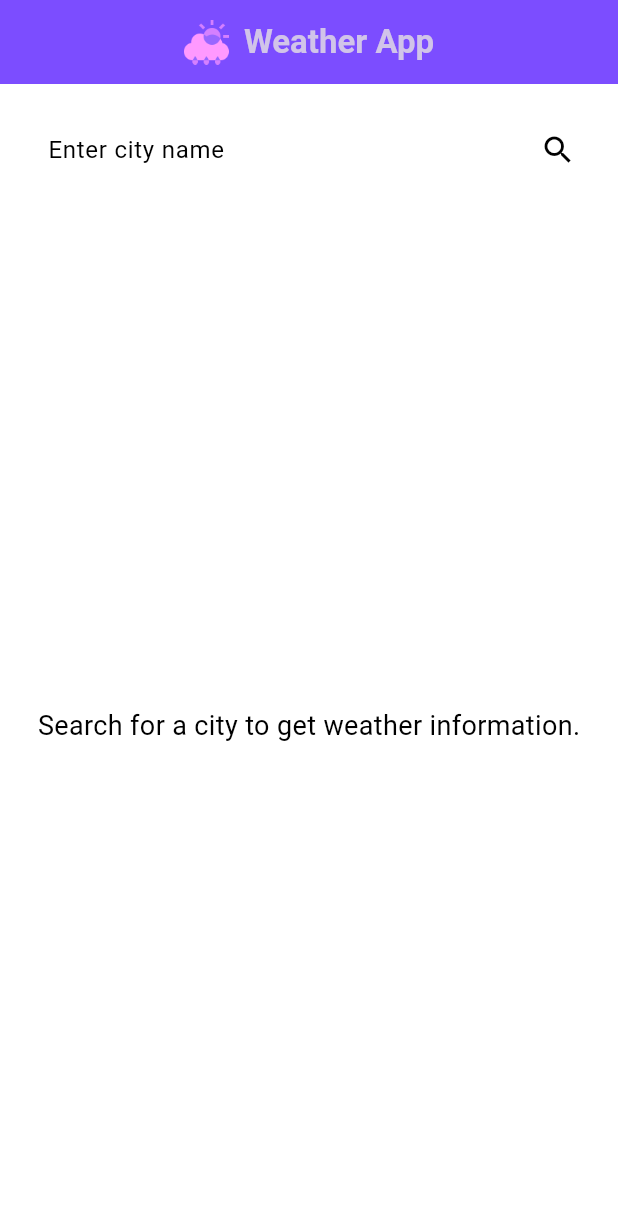
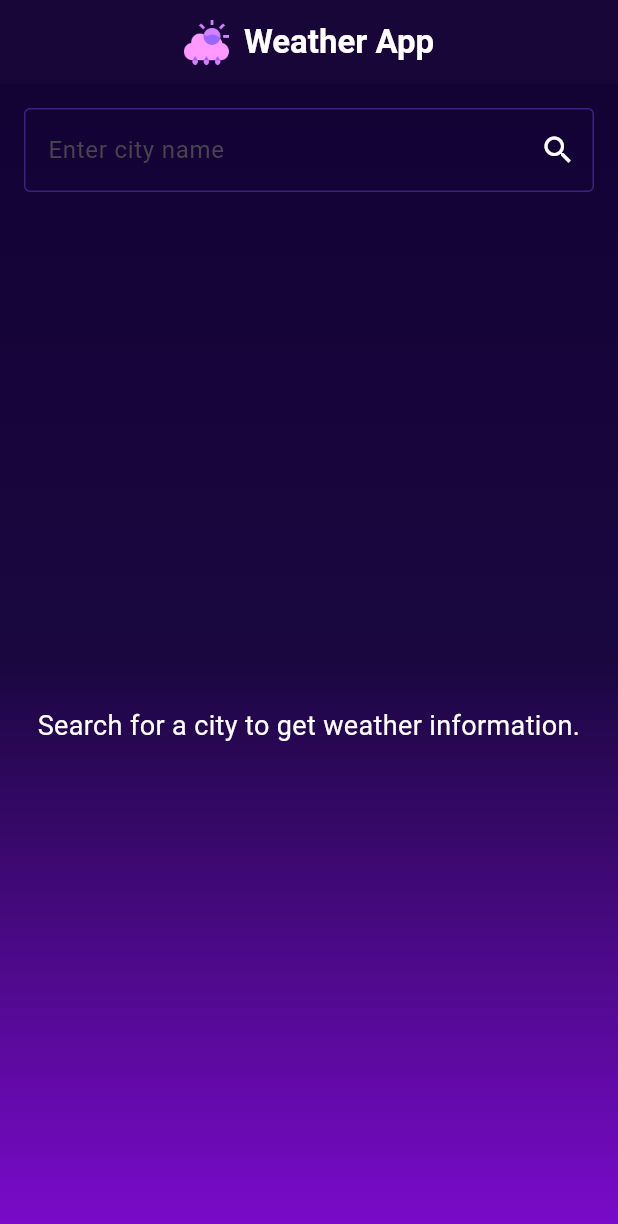
Before and after one commit to turya07/weather-app-flutter, a Flutter app: the screen it shows after launch, on a phone screen of 412 x 824 dp. Shown: the top 1224 px of the screen. Run offline on Flutter 3.47's test engine with Material 3 defaults, Android fonts, the light colour scheme and no system bars.

Commit message:
ui update

```diff
--- a/lib/theme.dart
+++ b/lib/theme.dart
@@ -5,14 +5,11 @@ ThemeData appTheme() {
   return ThemeData(
     visualDensity: VisualDensity.adaptivePlatformDensity,
     appBarTheme: AppBarTheme(
-      color: Colors.deepPurpleAccent,
-      systemOverlayStyle: SystemUiOverlayStyle.light,
+      color: Color.fromARGB(26, 204, 182, 255),
+      systemOverlayStyle: SystemUiOverlayStyle.dark,
     ),
     floatingActionButtonTheme: FloatingActionButtonThemeData(
       backgroundColor: Colors.deepPurpleAccent,
     ),
-    colorScheme: ColorScheme.fromSwatch(
-      primarySwatch: Colors.deepPurple,
-    ).copyWith(secondary: Colors.deepPurpleAccent),
   );
 }
--- a/lib/weather_screen.dart
+++ b/lib/weather_screen.dart
@@ -2,6 +2,9 @@ import 'package:flutter/material.dart';
 import 'dart:convert';
 import 'config.dart';
 import 'package:http/http.dart' as http;
+
+Color boxColor = const Color.fromARGB(26, 204, 182, 255);
+Color textColor = Colors.white;
 
 class WeatherScreen extends StatefulWidget {
   const WeatherScreen({super.key});
@@ -63,9 +66,12 @@ class _WeatherScreenState extends State<WeatherScreen> {
         weatherData = null;
         isLoading = false;
       });
-      ScaffoldMessenger.of(
-        context,
-      ).showSnackBar(SnackBar(content: Text('City not found!')));
+      ScaffoldMessenger.of(context).showSnackBar(
+        SnackBar(
+          backgroundColor: const Color.fromARGB(255, 23, 22, 37),
+          content: Text('City not found!', style: TextStyle(color: textColor)),
+        ),
+      );
     }
     debugPrint("weather-debug: ${weatherData.toString()}");
   }
@@ -73,6 +79,8 @@ class _WeatherScreenState extends State<WeatherScreen> {
   @override
   Widget build(BuildContext context) {
     return Scaffold(
+      backgroundColor: Color(0xD1120133),
+      drawerScrimColor: Colors.white,
       appBar: AppBar(
         title: Row(
           mainAxisAlignment: MainAxisAlignment.center,
@@ -82,23 +90,47 @@ class _WeatherScreenState extends State<WeatherScreen> {
             Text(
               'Weather App',
               style: TextStyle(
-                color: Colors.deepPurple.shade100,
+                color: Colors.white,
                 fontWeight: FontWeight.w600,
               ),
             ),
           ],
         ),
+        iconTheme: IconThemeData(color: textColor),
+        backgroundColor: Color.fromARGB(230, 18, 1, 51),
       ),
-      body: Column(
+      body: RefreshIndicator(
+        child: Container(
+          decoration: BoxDecoration(
+            gradient: LinearGradient(
+              begin: Alignment.topCenter,
+              end: Alignment.bottomCenter,
+              colors: [
+                Color.fromARGB(250, 18, 1, 51),
+                Color.fromARGB(249, 25, 6, 63),
+                Color.fromARGB(249, 125, 10, 207),
+              ],
+            ),
+          ),
+          child: Column(
             children: [
               Padding(
                 padding: const EdgeInsets.all(16.0),
                 child: TextField(
+                  style: TextStyle(color: textColor),
                   decoration: InputDecoration(
                     hintText: 'Enter city name',
                     border: OutlineInputBorder(),
+                    enabledBorder: OutlineInputBorder(
+                      borderSide: BorderSide(
+                        color: Color.fromARGB(100, 127, 77, 255),
+                      ),
+                    ),
+                    focusedBorder: OutlineInputBorder(
+                      borderSide: BorderSide(color: textColor),
+                    ),
                     suffixIcon: IconButton(
-                  icon: Icon(Icons.search),
+                      icon: Icon(Icons.search, color: textColor),
                       onPressed: () {
                         if (cityName.isNotEmpty) {
                           fetchWeather(cityName);
@@ -114,7 +146,7 @@ class _WeatherScreenState extends State<WeatherScreen> {
                 ),
               ),
               if (isLoading)
-            CircularProgressIndicator()
+                RefreshProgressIndicator()
               else if (weatherData != null)
                 Expanded(
                   child: SingleChildScrollView(
@@ -131,15 +163,15 @@ class _WeatherScreenState extends State<WeatherScreen> {
                               right: 16,
                             ),
                             decoration: BoxDecoration(
-                          color: Colors.deepPurpleAccent.shade100,
+                              color: boxColor,
                               borderRadius: BorderRadius.circular(20),
-                          boxShadow: [
-                            BoxShadow(
-                              color: Colors.deepPurpleAccent.shade100,
-                              blurRadius: 20,
-                              spreadRadius: 2,
-                            ),
-                          ],
+                              // boxShadow: [
+                              //   BoxShadow(
+                              //     color: boxColor,
+                              //     blurRadius: 20,
+                              //     spreadRadius: 2,
+                              //   ),
+                              // ],
                             ),
                             child: Padding(
                               padding: const EdgeInsets.all(16),
@@ -197,15 +229,15 @@ class _WeatherScreenState extends State<WeatherScreen> {
                               right: 16,
                             ),
                             decoration: BoxDecoration(
-                          color: Colors.deepPurpleAccent.shade100,
+                              color: boxColor,
                               borderRadius: BorderRadius.circular(100),
-                          boxShadow: [
-                            BoxShadow(
-                              color: Colors.deepPurpleAccent.shade100,
-                              blurRadius: 10,
-                              spreadRadius: 1,
-                            ),
-                          ],
+                              // boxShadow: [
+                              //   BoxShadow(
+                              //     color: boxColor,
+                              //     blurRadius: 10,
+                              //     spreadRadius: 1,
+                              //   ),
+                              // ],
                             ),
                             child: Row(
                               mainAxisAlignment: MainAxisAlignment.center,
@@ -235,15 +267,15 @@ class _WeatherScreenState extends State<WeatherScreen> {
                               right: 16,
                             ),
                             decoration: BoxDecoration(
-                          color: Colors.deepPurpleAccent.shade100,
+                              color: boxColor,
                               borderRadius: BorderRadius.circular(100),
-                          boxShadow: [
-                            BoxShadow(
-                              color: Colors.deepPurpleAccent.shade100,
-                              blurRadius: 10,
-                              spreadRadius: 1,
-                            ),
-                          ],
+                              // boxShadow: [
+                              //   BoxShadow(
+                              //     color: boxColor,
+                              //     blurRadius: 10,
+                              //     spreadRadius: 1,
+                              //   ),
+                              // ],
                             ),
                             child: Row(
                               mainAxisAlignment: MainAxisAlignment.center,
@@ -273,15 +305,15 @@ class _WeatherScreenState extends State<WeatherScreen> {
                               right: 16,
                             ),
                             decoration: BoxDecoration(
-                          color: Colors.deepPurpleAccent.shade100,
+                              color: boxColor,
                               borderRadius: BorderRadius.circular(100),
-                          boxShadow: [
-                            BoxShadow(
-                              color: Colors.deepPurpleAccent.shade100,
-                              blurRadius: 10,
-                              spreadRadius: 1,
-                            ),
-                          ],
+                              // boxShadow: [
+                              //   BoxShadow(
+                              //     color: boxColor,
+                              //     blurRadius: 10,
+                              //     spreadRadius: 1,
+                              //   ),
+                              // ],
                             ),
                             child: Row(
                               mainAxisAlignment: MainAxisAlignment.center,
@@ -311,15 +343,15 @@ class _WeatherScreenState extends State<WeatherScreen> {
                               right: 16,
                             ),
                             decoration: BoxDecoration(
-                          color: Colors.deepPurpleAccent.shade100,
+                              color: boxColor,
                               borderRadius: BorderRadius.circular(20),
-                          boxShadow: [
-                            BoxShadow(
-                              color: Colors.deepPurpleAccent.shade100,
-                              blurRadius: 20,
-                              spreadRadius: 2,
-                            ),
-                          ],
+                              // boxShadow: [
+                              //   BoxShadow(
+                              //     color: boxColor,
+                              //     blurRadius: 20,
+                              //     spreadRadius: 2,
+                              //   ),
+                              // ],
                             ),
                             child: Column(
                               children: [
@@ -345,7 +377,9 @@ class _WeatherScreenState extends State<WeatherScreen> {
                                     ),
                                     SizedBox(width: 20),
                                     Icon(
-                                  _getSunRiseSet(weatherData!['sys']['sunset']),
+                                      _getSunRiseSet(
+                                        weatherData!['sys']['sunset'],
+                                      ),
                                       color: Colors.white,
                                       size: 16,
                                     ),
@@ -372,13 +406,25 @@ class _WeatherScreenState extends State<WeatherScreen> {
               else
                 Expanded(
                   child: Center(
+                    child: Padding(
+                      padding: const EdgeInsets.all(16),
                       child: Text(
                         'Search for a city to get weather information.',
-                  style: TextStyle(fontSize: 18),
+                        style: TextStyle(
+                          fontSize: 18,
+                          color: textColor.withValues(alpha: 160),
+                        ),
+                        textAlign: TextAlign.center,
+                      ),
                     ),
                   ),
                 ),
             ],
+          ),
+        ),
+        onRefresh: () async {
+          if (cityName.isNotEmpty) await fetchWeather(cityName);
+        },
       ),
     );
   }
```
Lines whose indentation alone changed are shown as unchanged.
